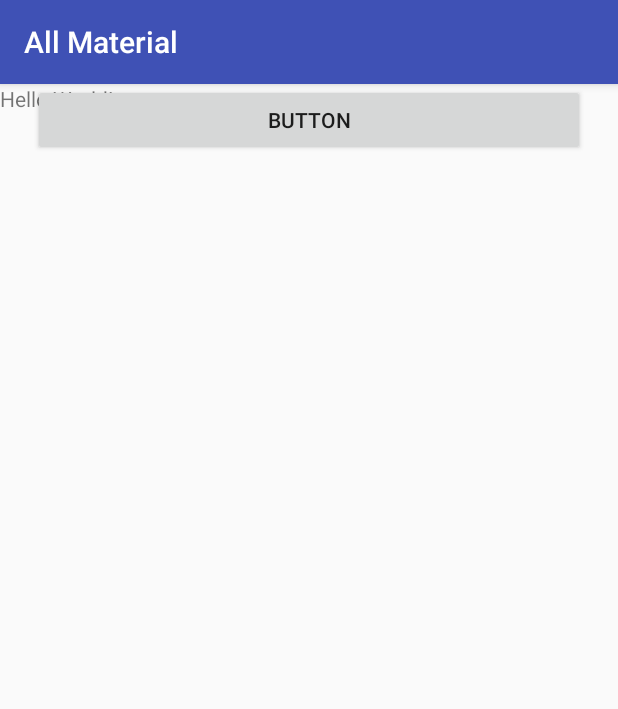
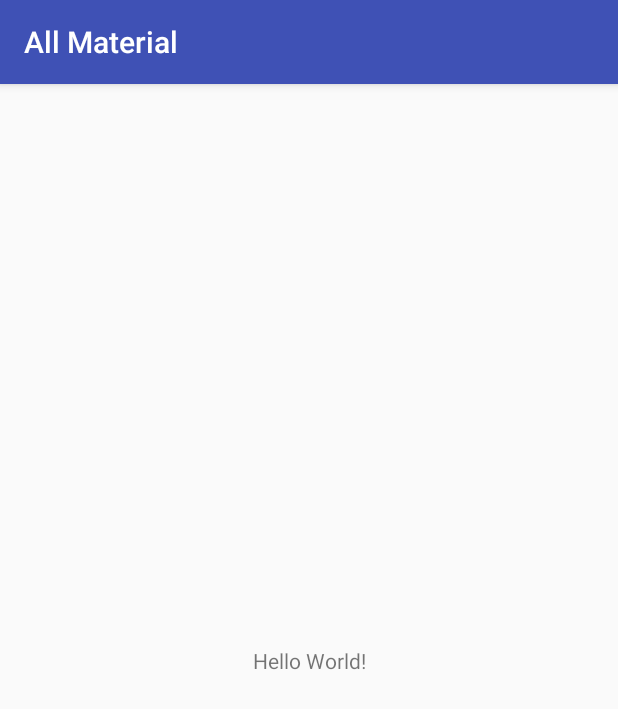
Before and after one commit to GameOfLoops/AllMaterial, an Android app: the screen it shows after launch (MainActivity), on a phone screen of 412 x 824 dp. Shown: the top 709 px of the screen. Run offline under Robolectric (Android 15) with nearby library versions, the phone set to English and light mode, and no system bars.

Commit message:
Revert "2.0.0"

```diff
--- a/app/src/main/java/com/crossfire/allmaterial/MainActivity.java
+++ b/app/src/main/java/com/crossfire/allmaterial/MainActivity.java
@@ -2,17 +2,12 @@ package com.crossfire.allmaterial;
 
 import android.support.v7.app.AppCompatActivity;
 import android.os.Bundle;
-import android.widget.Button;
 
 public class MainActivity extends AppCompatActivity {
-
-    private Button mButton;
 
     @Override
     protected void onCreate(Bundle savedInstanceState) {
         super.onCreate(savedInstanceState);
         setContentView(R.layout.activity_main);
-
-        mButton= (Button) findViewById(R.id.button);
     }
 }
--- a/app/src/main/res/layout/activity_main.xml
+++ b/app/src/main/res/layout/activity_main.xml
@@ -4,26 +4,15 @@
     xmlns:tools="http://schemas.android.com/tools"
     android:layout_width="match_parent"
     android:layout_height="match_parent"
-    tools:context="com.crossfire.allmaterial.MainActivity"
-    tools:layout_editor_absoluteY="81dp"
-    tools:layout_editor_absoluteX="0dp">
+    tools:context="com.crossfire.allmaterial.MainActivity">
 
     <TextView
         android:layout_width="wrap_content"
         android:layout_height="wrap_content"
         android:text="Hello World!"
-        tools:layout_editor_absoluteY="248dp"
-        tools:layout_editor_absoluteX="154dp" />
-
-    <Button
-        android:id="@+id/button"
-        android:layout_width="368dp"
-        android:layout_height="0dp"
-        android:text="@string/button"
-        tools:layout_editor_absoluteY="16dp"
-        android:layout_marginLeft="8dp"
+        app:layout_constraintBottom_toBottomOf="parent"
         app:layout_constraintLeft_toLeftOf="parent"
-        android:layout_marginRight="8dp"
-        app:layout_constraintRight_toRightOf="parent" />
+        app:layout_constraintRight_toRightOf="parent"
+        app:layout_constraintTop_toTopOf="parent" />
 
 </android.support.constraint.ConstraintLayout>
--- a/app/src/main/res/values/strings.xml
+++ b/app/src/main/res/values/strings.xml
@@ -1,4 +1,3 @@
 <resources>
     <string name="app_name">All Material</string>
-    <string name="button">Button</string>
 </resources>
```
